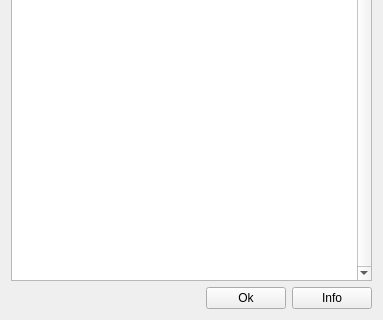
The window that client/uiforms/picture_select.ui (Wolframe/configurator) describes before a commit, drawn with Qt 5; both pictures show x 0 to 383 and y 150 to 470 of the 383 by 470 pixel window.
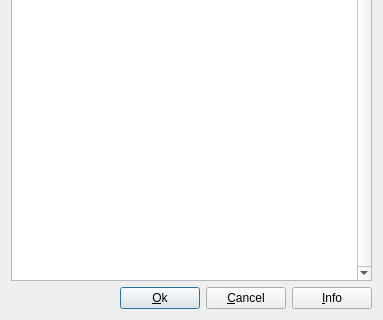
The same window after the commit. Icons and pictures are not drawn.

```diff
--- a/client/uiforms/picture_select.ui
+++ b/client/uiforms/picture_select.ui
@@ -134,7 +134,10 @@
         <bool>true</bool>
        </property>
        <property name="text">
-        <string>Ok</string>
+        <string>&amp;Ok</string>
+       </property>
+       <property name="default">
+        <bool>true</bool>
        </property>
        <property name="datasignal:clicked" stdset="0">
         <string>select_picture</string>
@@ -147,7 +150,17 @@
      <item>
       <widget class="QPushButton" name="info">
        <property name="text">
-        <string>Info</string>
+        <string>&amp;Cancel</string>
+       </property>
+       <property name="form" stdset="0">
+        <string>_CLOSE_</string>
+       </property>
+      </widget>
+     </item>
+     <item>
+      <widget class="QPushButton" name="infoButton">
+       <property name="text">
+        <string>&amp;Info</string>
        </property>
        <property name="form" stdset="0">
         <string notr="true">picture_info?id={picture.selected}</string>
```
Left out of the diff: 10 changed lines with no effect on the pictures.
